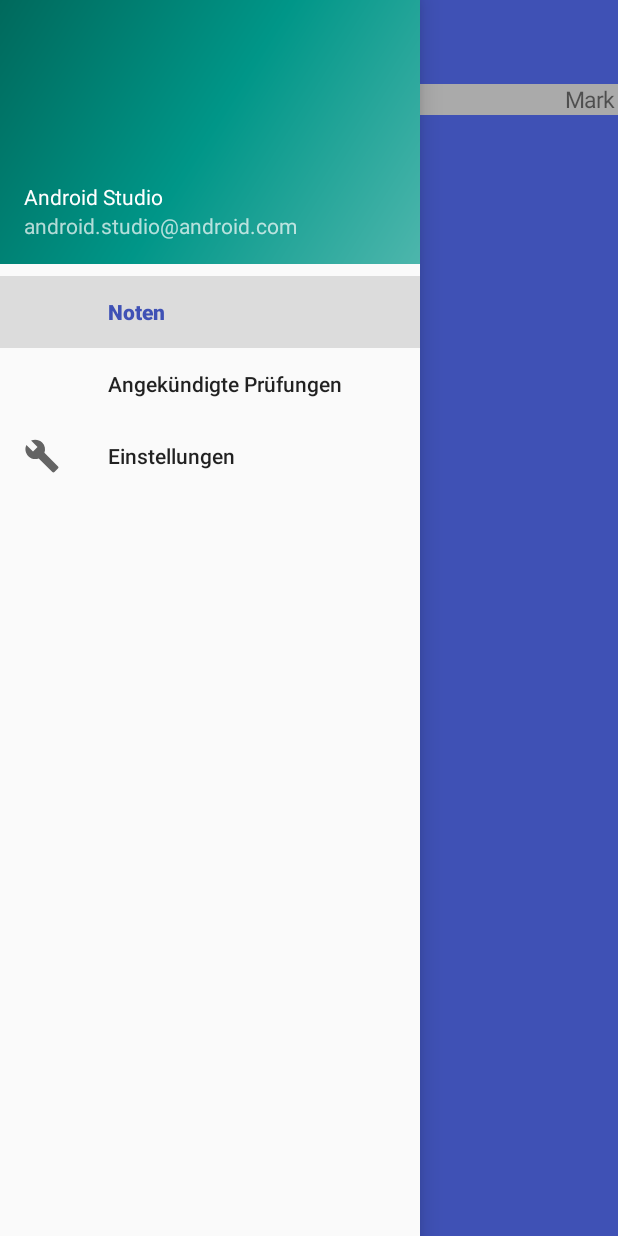
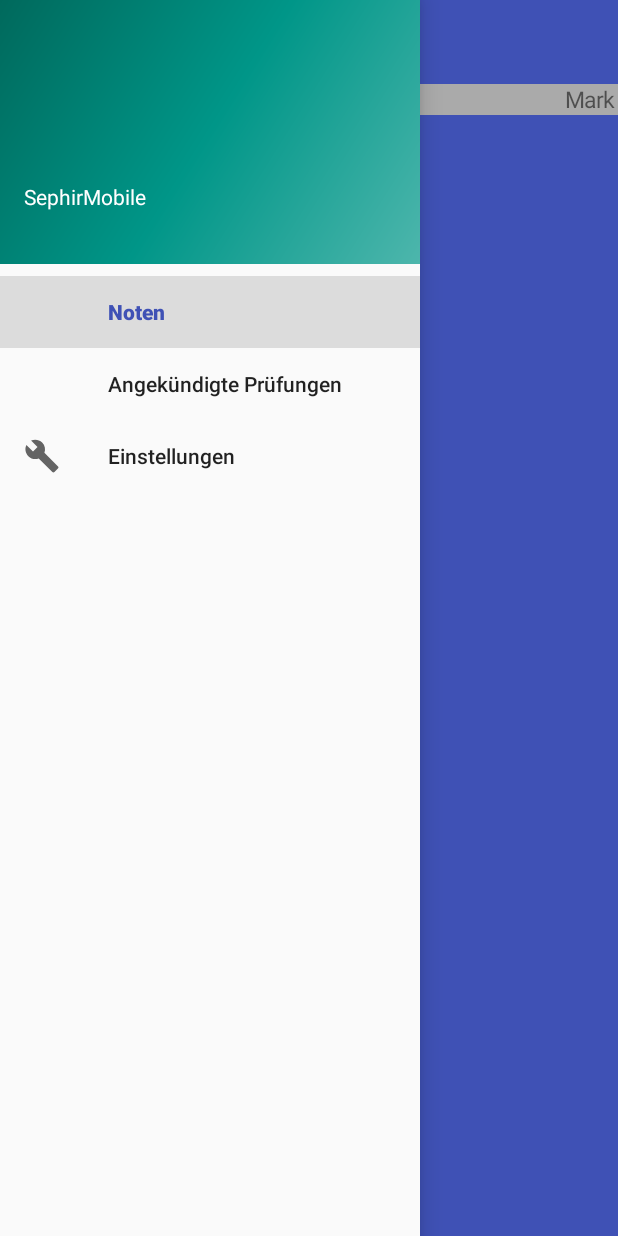
Before and after one commit to AlexanderWyss/SephirMobile, an Android app: the MainActivity screen opened directly, with no data from a screen before it, with the side drawer open, on a phone screen of 412 x 824 dp. Run offline under Robolectric (Android 15) with nearby library versions, the phone set to English and light mode, and no system bars; libraries missing offline, so code that uses them is left out: de.adorsys.android, org.slf4j; network calls fail; pictures from the network do not load; 6 statements that could not run were skipped.

Commit message:
Nav header and todos

```diff
--- a/app/src/main/java/application/sephirmobile/LoginActivity.java
+++ b/app/src/main/java/application/sephirmobile/LoginActivity.java
@@ -62,7 +62,7 @@ public class LoginActivity extends AppCompatActivity {
             }
         });
 
-
+        //TODO not static
         new AsyncTask<Void, Void, Void>() {
             @Override
             protected Void doInBackground(Void... voids) {
@@ -94,6 +94,7 @@ public class LoginActivity extends AppCompatActivity {
     private void attemptLogin() {
         Login login = new Login(mEmailField.getText().toString(), mPasswordField.getText().toString());
         if (isInputValid(login)) {
+            //TODO not static
             new AsyncTask<Void, Void, Boolean>() {
                 @Override
                 protected Boolean doInBackground(Void... voids) {
--- a/app/src/main/java/application/sephirmobile/MainActivity.java
+++ b/app/src/main/java/application/sephirmobile/MainActivity.java
@@ -17,11 +17,13 @@ import android.view.View;
 import android.widget.FrameLayout;
 import android.widget.ListView;
 import android.widget.ProgressBar;
+import android.widget.TextView;
 
 import java.io.IOException;
 import java.util.ArrayList;
 import java.util.List;
 
+import application.sephirmobile.login.Login;
 import application.sephirmobile.login.LoginUtils;
 import application.sephirmobile.sephirinterface.SephirInterface;
 import application.sephirmobile.sephirinterface.entitys.AnnouncedTest;
@@ -41,6 +43,7 @@ public class MainActivity extends AppCompatActivity
     private Toolbar toolbar;
     private NavigationView navigationView;
     private ProgressBar progressBar;
+    private TextView email;
 
     @Override
     protected void onCreate(Bundle savedInstanceState) {
@@ -60,7 +63,11 @@ public class MainActivity extends AppCompatActivity
         columns = findViewById(R.id.columns);
         rows = findViewById(R.id.rows);
         progressBar = findViewById(R.id.progressBar);
+        //TODO index 0
+        email = navigationView.getHeaderView(0).findViewById(R.id.email);
 
+        Login login = LoginUtils.load();
+        //TODO not static
         new AsyncTask<Void, Void, Boolean>() {
 
             @Override
@@ -68,7 +75,7 @@ public class MainActivity extends AppCompatActivity
                 sephirInterface = new SephirInterface();
                 boolean success = false;
                 try {
-                    success = sephirInterface.login(LoginUtils.load());
+                    success = sephirInterface.login(login);
                 } catch (IOException e) {
                     //TODO handle Exception
                     e.printStackTrace();
@@ -82,6 +89,7 @@ public class MainActivity extends AppCompatActivity
                 if (!success) {
                     startActivity(new Intent(MainActivity.this, LoginActivity.class));
                 }
+                email.setText(login.getEmail());
                 showProgress(false);
                 select(navigationView.getMenu().findItem(R.id.nav_marks));
             }
@@ -126,6 +134,7 @@ public class MainActivity extends AppCompatActivity
     }
 
     private void showMarks() {
+        //TODO not static
         new AsyncTask<Void, Void, List<SchoolTest>>() {
 
             @Override
@@ -159,7 +168,9 @@ public class MainActivity extends AppCompatActivity
             }
         }.execute();
     }
+
     private void showAnnouncedTests() {
+        //TODO not static
         new AsyncTask<Void, Void, List<AnnouncedTest>>() {
 
             @Override
--- a/app/src/main/java/application/sephirmobile/sephirinterface/SephirInterface.java
+++ b/app/src/main/java/application/sephirmobile/sephirinterface/SephirInterface.java
@@ -30,6 +30,7 @@ public class SephirInterface {
     private SephirInterfaceService sephirInterfaceService;
     private Certification certification = new Certification("", "");
 
+    //TODO remove
     /*static {
         StrictMode.ThreadPolicy policy = new StrictMode.ThreadPolicy.Builder().permitAll().build();
         StrictMode.setThreadPolicy(policy);
--- a/app/src/main/res/layout/navigation_header.xml
+++ b/app/src/main/res/layout/navigation_header.xml
@@ -1,6 +1,7 @@
 <?xml version="1.0" encoding="utf-8"?>
 <LinearLayout xmlns:android="http://schemas.android.com/apk/res/android"
     xmlns:app="http://schemas.android.com/apk/res-auto"
+    xmlns:tools="http://schemas.android.com/tools"
     android:layout_width="match_parent"
     android:layout_height="@dimen/nav_header_height"
     android:background="@drawable/side_nav_bar"
@@ -16,13 +17,12 @@
         android:layout_width="match_parent"
         android:layout_height="wrap_content"
         android:paddingTop="@dimen/nav_header_vertical_spacing"
-        android:text="@string/nav_header_title"
+        android:text="@string/app_name"
         android:textAppearance="@style/TextAppearance.AppCompat.Body1" />
 
     <TextView
-        android:id="@+id/textView"
+        android:id="@+id/email"
         android:layout_width="wrap_content"
-        android:layout_height="wrap_content"
-        android:text="@string/nav_header_subtitle" />
+        android:layout_height="wrap_content" />
 
 </LinearLayout>
```
